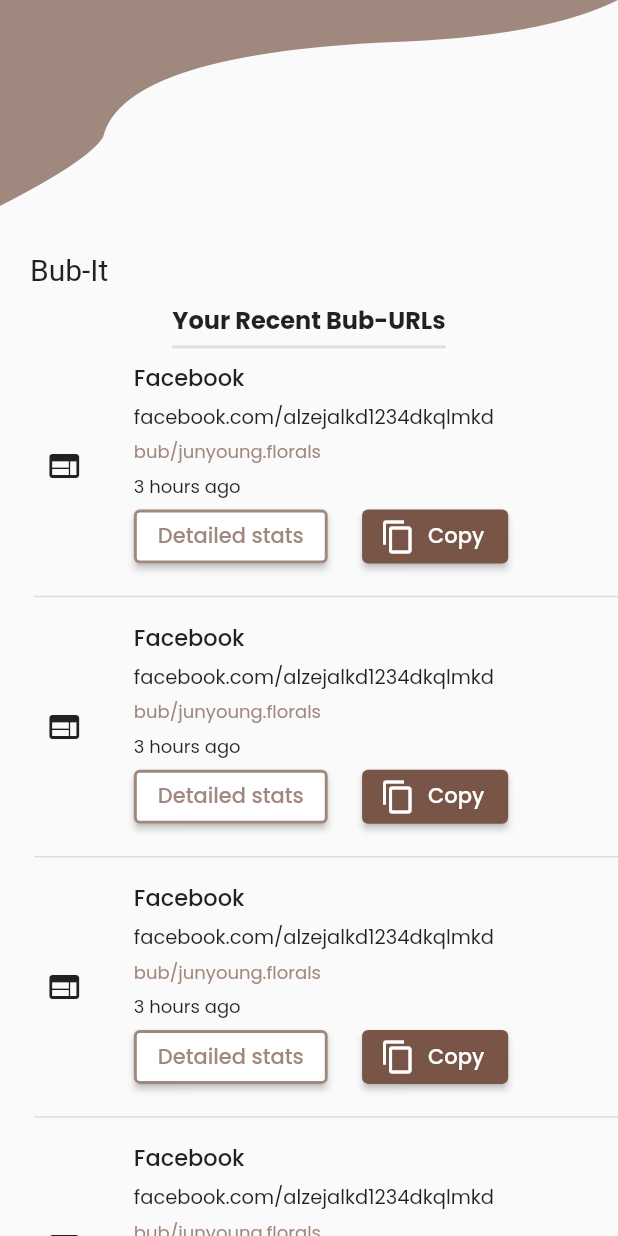
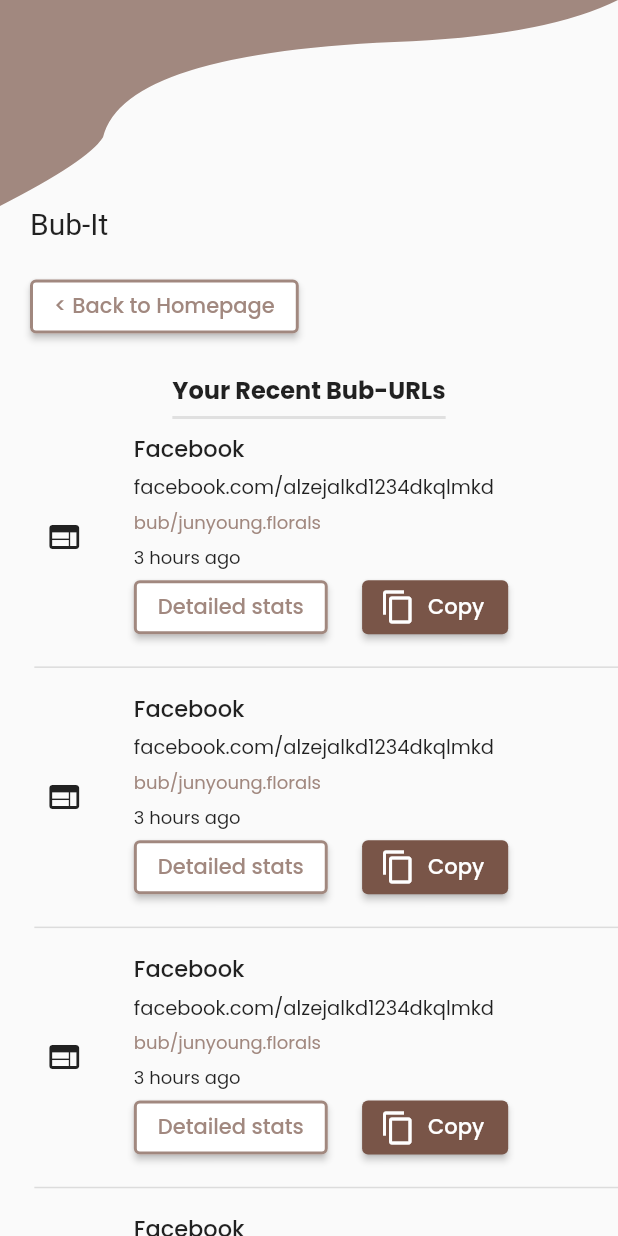
Before and after one commit to MustiAde/bub_it, a Flutter app: the RecentLinks screen opened directly, on a phone screen of 412 x 824 dp. Run offline on Flutter 3.47's test engine with Material 2 defaults, Android fonts, the phone set to English and light mode, and no system bars; our stand-ins replace flutter_screenutil, google_fonts.

Commit message:
added button functions

```diff
--- a/lib/constants/widgets.dart
+++ b/lib/constants/widgets.dart
@@ -1,4 +1,7 @@
 import 'package:bub_it/constants/colours.dart';
+import 'package:bub_it/screens/detailed_stats.dart';
+import 'package:bub_it/screens/homepage.dart';
+import 'package:bub_it/screens/recent_links.dart';
 import 'package:flutter/material.dart';
 import 'package:google_fonts/google_fonts.dart';
 import 'package:flutter_screenutil/flutter_screenutil.dart';
@@ -83,7 +86,11 @@ class Result extends StatelessWidget {
             Row(
               mainAxisAlignment: MainAxisAlignment.end,
               children: [
-                IconButton(onPressed: () {}, icon: const Icon(Icons.cancel_outlined))
+                IconButton(
+                    onPressed: () {
+                      Navigator.pop(context);
+                    },
+                    icon: const Icon(Icons.cancel_outlined))
               ],
             ),
             const Text(
@@ -110,18 +117,25 @@ Spacer(),
                   children: [
                     const Padding(
                       padding: EdgeInsets.only(left: 18.0),
-                      child: Text('bub.junyong.me/floral98', style: const TextStyle(fontSize: 15),),
+                      child: Text(
+                        'bub.junyong.me/floral98',
+                        style: const TextStyle(fontSize: 15),
+                      ),
                     ),
                     Container(
-
                       // height: 30,
                       width: 50,
                       decoration: BoxDecoration(
                           color: butColor,
-                          borderRadius:
-                              const BorderRadius.only(topRight: Radius.circular(60), bottomRight: Radius.circular(60))),
+                          borderRadius: const BorderRadius.only(
+                              topRight: Radius.circular(60),
+                              bottomRight: Radius.circular(60))),
                       child: const Center(
-                                child: Icon(Icons.copy_outlined, color: Colors.white, size: 15,),
+                        child: Icon(
+                          Icons.copy_outlined,
+                          color: Colors.white,
+                          size: 15,
+                        ),
                       ),
                     )
                   ],
@@ -132,15 +146,15 @@ Spacer(),
             Center(
               child: ElevatedButton(
                   onPressed: () {
-
+                    Navigator.push(context,
+                        MaterialPageRoute(builder: (context) => StatsPage()));
                   },
                   style: ElevatedButton.styleFrom(
                     minimumSize: const Size(160, 45),
                     shape: RoundedRectangleBorder(
                         side: BorderSide(color: butColor, width: 2),
                         //to set border radius to button
-                                              borderRadius:
-                                                  BorderRadius.circular(10)),
+                        borderRadius: BorderRadius.circular(10)),
                     primary: Colors.white,
                   ),
                   child: Text(
@@ -152,13 +166,17 @@ Spacer(),
                   )),
             ),
             Spacer(),
-
             Center(
+              child: GestureDetector(
+                onTap: () {
+                  Navigator.push(context,
+                      MaterialPageRoute(builder: (context) => RecentLinks()));
+                },
                 child: Text(
                   'My URLs',
                   style: TextStyle(
-                                        fontSize: 14.h,
-                                          decoration: TextDecoration.underline),
+                      fontSize: 14.h, decoration: TextDecoration.underline),
+                ),
               ),
             ),
           ],
@@ -196,10 +214,10 @@ class BezierClipper extends CustomClipper<Path> {
     path.close();
     return path;
   }
+
   @override
   bool shouldReclip(CustomClipper<Path> oldClipper) => false;
 }
-
 
 class BezierHeaderCurves extends StatelessWidget {
   const BezierHeaderCurves({Key? key}) : super(key: key);
@@ -209,7 +227,7 @@ class BezierHeaderCurves extends StatelessWidget {
     return ClipPath(
       clipper: BezierClipper(),
       child: Container(
-        height: MediaQuery.of(context).size.height/6,
+        height: MediaQuery.of(context).size.height / 6,
         color: const Color(0xFFA1887F),
       ),
     );
@@ -226,32 +244,55 @@ class RecentUrls extends StatelessWidget {
       children: [
         Padding(
           padding: const EdgeInsets.only(left: 20),
-          child: Align(
-              alignment: Alignment.topLeft,
-              child: Text('Bub-It', style: GoogleFonts.newRocker(fontSize: 20),)),
+          // child: Align(
+              // alignment: Alignment.topLeft,
+              child: Text(
+                'Bub-It',
+                style: GoogleFonts.newRocker(fontSize: 20),
               ),
-        const SizedBox(height: 10,),
+              // ),
+        ),
+        const SizedBox(
+          height: 20,
+        ),
+        Padding(
+          padding: const EdgeInsets.only(left: 20.0),
+          child: ElevatedButton(
+            style: ElevatedButton.styleFrom(
+              side: const BorderSide(color: Color(0xFFA1887F), width: 2),
+              primary: Colors.white,
+            ),
+            onPressed: () {
+              Navigator.push(
+                  context, MaterialPageRoute(builder: (context) => HomePage()));
+            },
+            child: Text(
+              '< Back to Homepage',
+              style: GoogleFonts.poppins(color: const Color(0xFFA1887F)),
+            ),
+          ),
+        ),
+        const SizedBox(
+          height: 20,
+        ),
         Center(
           child: Container(
             padding: const EdgeInsets.only(
               bottom: 5, // Space between underline and text
             ),
             decoration: BoxDecoration(
-                border: Border(bottom: BorderSide(
+                border: Border(
+                    bottom: BorderSide(
               color: Colors.grey.shade300,
               width: 2.0,
-                ))
-            ),
+            ))),
             child: Text(
               "Your Recent Bub-URLs",
               style: GoogleFonts.poppins(
-                  fontSize: 16,
-                  fontWeight: FontWeight.bold
-              ),
+                  fontSize: 16, fontWeight: FontWeight.bold),
             ),
           ),
         )
-
       ],
     );
   }
@@ -263,12 +304,18 @@ class DetailedBoxWidget extends StatelessWidget {
   @override
   Widget build(BuildContext context) {
     return ElevatedButton(
-      child: Text('Detailed stats', style: GoogleFonts.poppins(color: const Color(0xFFA1887F)),),
+      child: Text(
+        'Detailed stats',
+        style: GoogleFonts.poppins(color: const Color(0xFFA1887F)),
+      ),
       style: ElevatedButton.styleFrom(
         side: const BorderSide(color: Color(0xFFA1887F), width: 2),
         primary: Colors.white,
-      ), onPressed: () {  },
-
+      ),
+      onPressed: () {
+        Navigator.push(
+            context, MaterialPageRoute(builder: (context) => StatsPage()));
+      },
     );
   }
 }
@@ -279,12 +326,13 @@ class CopyButton extends StatelessWidget {
   @override
   Widget build(BuildContext context) {
     return ElevatedButton.icon(
-      label: Text("Copy", style: GoogleFonts.poppins(color: Colors.white),),
+      label: Text(
+        "Copy",
+        style: GoogleFonts.poppins(color: Colors.white),
+      ),
       icon: const Icon(Icons.copy),
-      onPressed: (){},
-      style: ElevatedButton.styleFrom(
-          primary: const Color(0xFF795548)
-      ),
+      onPressed: () {},
+      style: ElevatedButton.styleFrom(primary: const Color(0xFF795548)),
     );
   }
 }
--- a/lib/screens/recent_links.dart
+++ b/lib/screens/recent_links.dart
@@ -24,11 +24,11 @@ class _RecentLinksState extends State<RecentLinks> {
             children: [
               Column(
                 crossAxisAlignment: CrossAxisAlignment.start,
-                children:  [
-                  const BezierHeaderCurves(),
-                  SizedBox(height: 30.h,),
-                  const RecentUrls(),
-                  const RecentUrlComponent(),
+                children:  const [
+                  BezierHeaderCurves(),
+                  // SizedBox(height: 30.h,),
+                  RecentUrls(),
+                  RecentUrlComponent(),
                 ],
               )
 
```
Also changed, not shown: lib/screens/homepage.dart (+26 -9 lines). Lines whose indentation alone changed are shown as unchanged.
